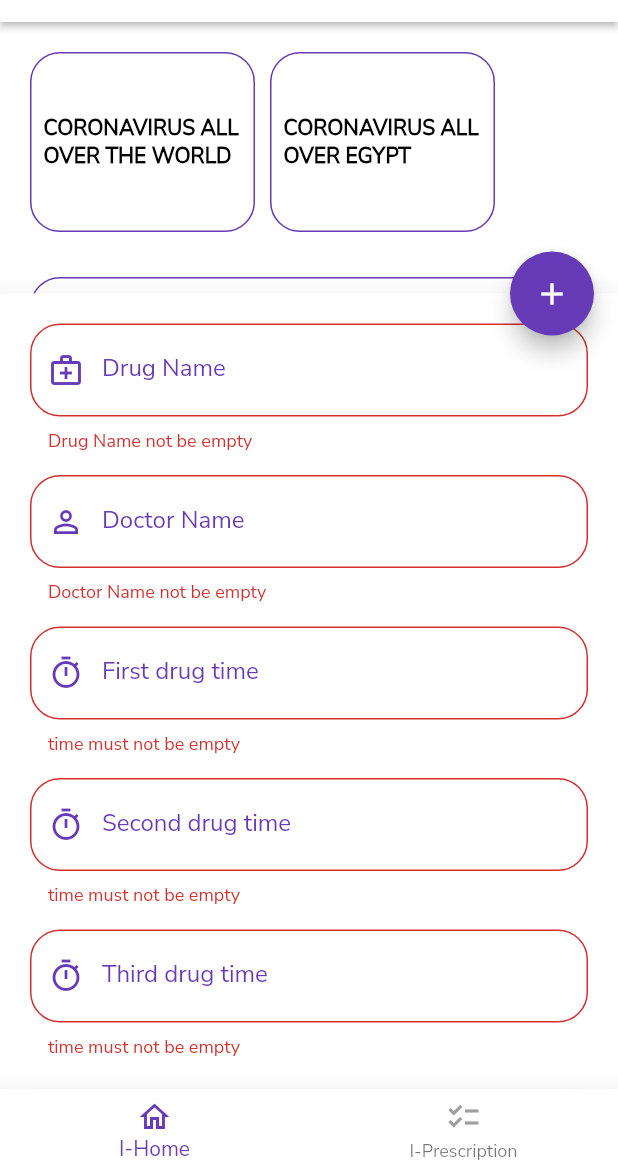
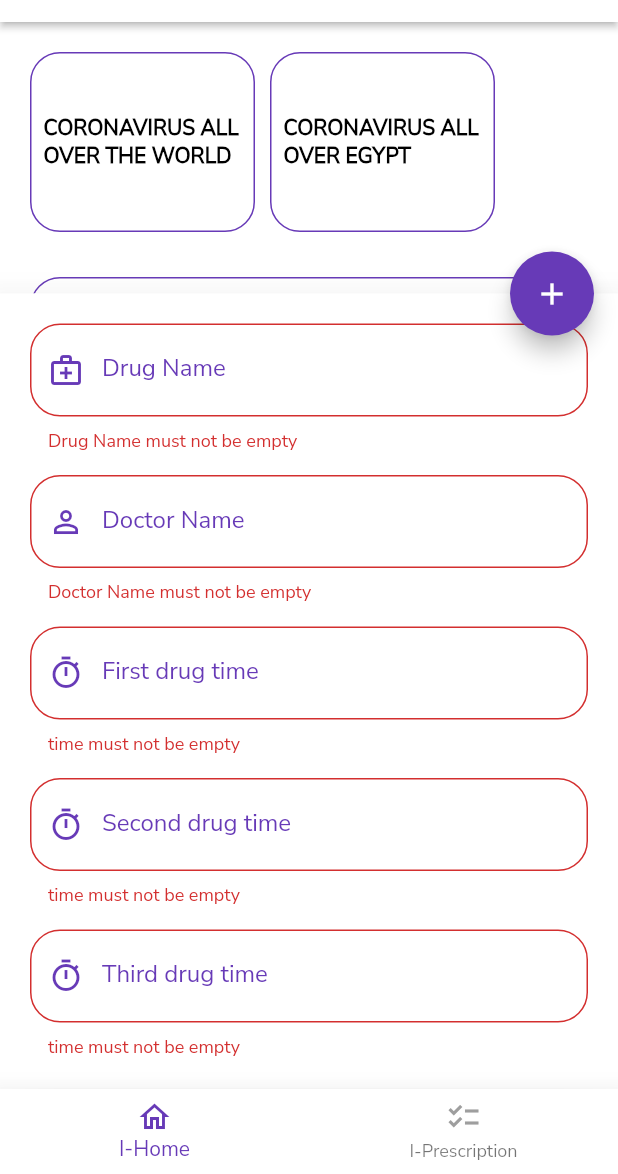
Before and after one commit to AsmaaGamal30/I-Health, a Flutter app: the HomeLayOut screen opened directly, after a tap on the "edit" icon, after a tap on the "add" icon, on a phone screen of 412 x 824 dp, the part 62-1236 px from its top. Run offline on Flutter 3.47's test engine with Material 2 defaults, Android fonts, the phone set to English and light mode, and no system bars; our stand-ins replace bloc, buildcondition, cloud_firestore, firebase_auth, firebase_core, flutter_bloc and 5 more; accounts and stored records are empty.

Commit message:
Update home_layout.dart

```diff
--- a/lib/layout/home_layout.dart
+++ b/lib/layout/home_layout.dart
@@ -100,7 +100,7 @@ class HomeLayOut extends StatelessWidget {
                                 label: 'Drug Name',
                                 validate: (String? value) {
                                   if (value!.isEmpty) {
-                                    return 'Drug Name not be empty';
+                                    return 'Drug Name must not be empty';
                                   }
                                   return null;
                                 },
@@ -115,7 +115,7 @@ class HomeLayOut extends StatelessWidget {
                                 label: 'Doctor Name',
                                 validate: (String? value) {
                                   if (value!.isEmpty) {
-                                    return 'Doctor Name not be empty';
+                                    return 'Doctor Name must not be empty';
                                   }
                                   return null;
                                 },
```
